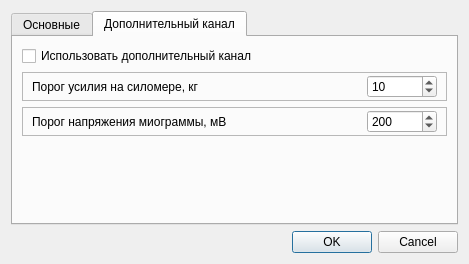
Above: metodics/trenagers/take_put/trentakeputparamsdialog.ui from grigp/a-analyser before the change. Below: the same form after it.
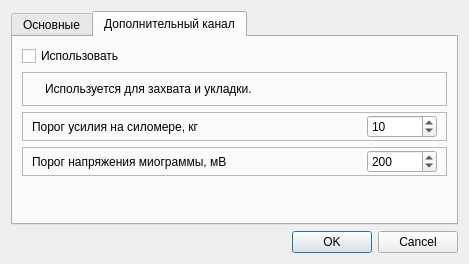
That is the form after the change. Icons and pictures are not drawn.

Commit message: Завершение в первом приближении тренажера "Тетрис" 1. Дополнительный канал - поворот работает всегда и безусловно,    захват - укладка и сброс - управляются. 2. Озвучивание событий

```diff
--- a/metodics/trenagers/take_put/trentakeputparamsdialog.ui
+++ b/metodics/trenagers/take_put/trentakeputparamsdialog.ui
@@ -158,10 +158,51 @@
        <item>
         <widget class="QCheckBox" name="cbUseAdvancedChannel">
          <property name="text">
-          <string>Использовать дополнительный канал</string>
+          <string>Использовать</string>
          </property>
         </widget>
        </item>
+       <item>
+        <widget class="QFrame" name="frame_2">
+         <property name="frameShape">
+          <enum>QFrame::StyledPanel</enum>
+         </property>
+         <property name="frameShadow">
+          <enum>QFrame::Raised</enum>
+         </property>
+         <layout class="QHBoxLayout" name="horizontalLayout">
+          <item>
+           <widget class="QLabel" name="lblAdvChannelUseInfoLogo">
+            <property name="sizePolicy">
+             <sizepolicy hsizetype="Fixed" vsizetype="Preferred">
+              <horstretch>0</horstretch>
+              <verstretch>0</verstretch>
+             </sizepolicy>
+            </property>
+            <property name="text">
+             <string/>
+            </property>
+            <property name="pixmap">
+             <pixmap resource="../../../kernel.qrc">:/images/info32.png</pixmap>
+            </property>
+           </widget>
+          </item>
+          <item>
+           <widget class="QLabel" name="lblAdvChannelUseInfo">
+            <property name="text">
+             <string>Используется для захвата и укладки.</string>
+            </property>
+            <property name="textFormat">
+             <enum>Qt::AutoText</enum>
+            </property>
+            <property name="wordWrap">
+             <bool>true</bool>
+            </property>
+           </widget>
+          </item>
+         </layout>
+        </widget>
+       </item>
        <item>
         <widget class="QFrame" name="frForce">
          <property name="frameShape">
```
Left out of the diff: 4 changed lines with no effect on the pictures. The commit also changes 11 other files.
